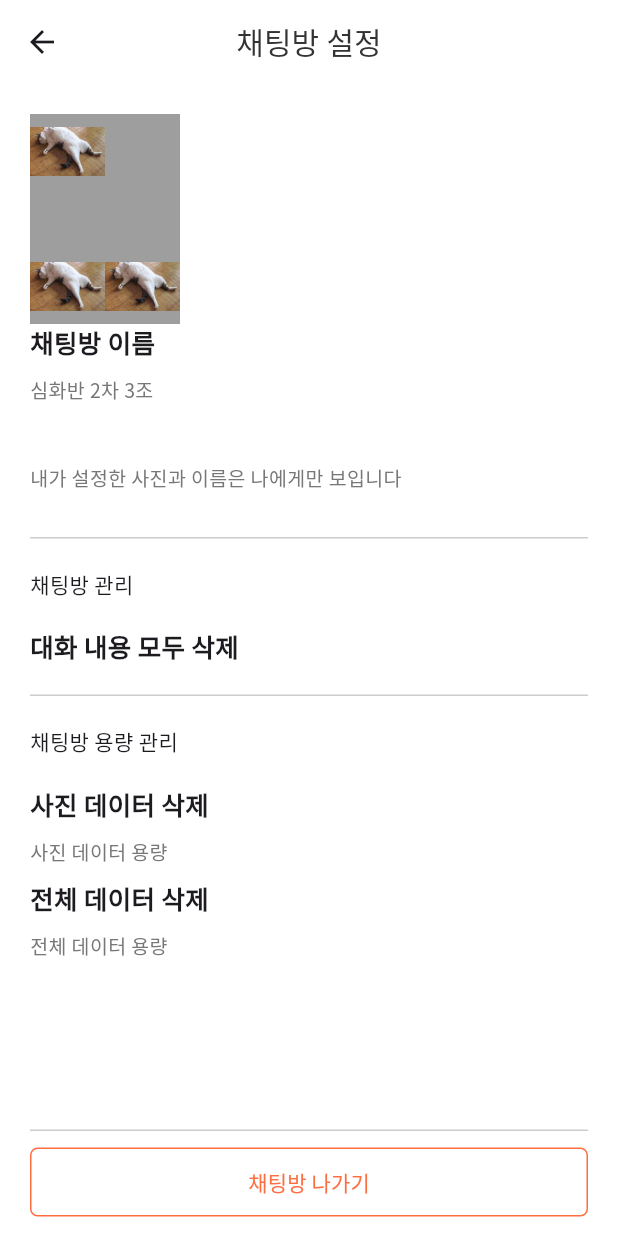
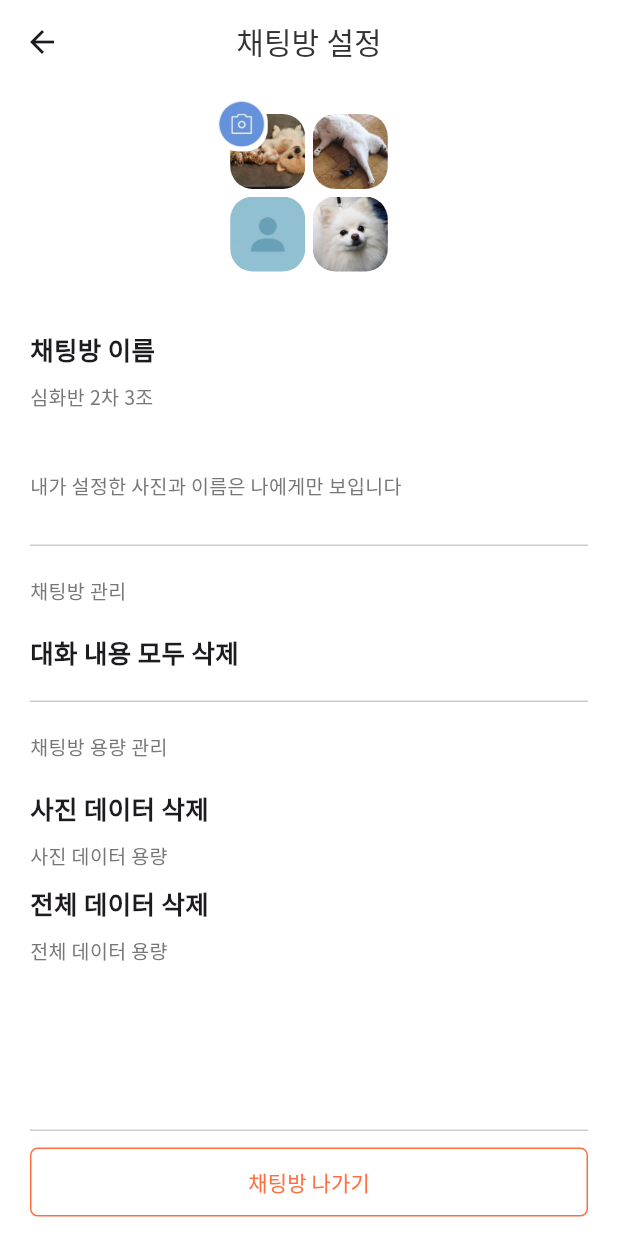
Before and after one commit to heidi505/advanced_secondPJ_team3, a Flutter app: the ChatRoomSettingsPage screen opened directly, on a phone screen of 412 x 824 dp. Run offline on Flutter 3.47's test engine with Material 3 defaults, Android fonts, the phone set to English and light mode, and no system bars; our stand-ins replace cloud_firestore, dio, firebase_core, firebase_messaging, flutter_local_notifications, flutter_riverpod and 8 more; missing offline and left inert: dart:ffi; accounts and stored records are empty.

Commit message:
세팅메뉴 작업중

```diff
--- /dev/null
+++ b/lib/ui/pages/chat_room/chat_menu/chat_menu_profile_page.dart
@@ -0,0 +1,14 @@
+import 'package:flutter/material.dart';
+
+class ChatRoomProfilePage extends StatelessWidget {
+  const ChatRoomProfilePage({super.key});
+
+  @override
+  Widget build(BuildContext context) {
+    return Scaffold(
+      appBar: AppBar(
+        title: Text,
+      ),
+    );
+  }
+}
--- a/lib/ui/pages/chat_room/chat_menu/chat_menu_settings_page.dart
+++ b/lib/ui/pages/chat_room/chat_menu/chat_menu_settings_page.dart
@@ -1,4 +1,5 @@
 import 'package:flutter/material.dart';
+import 'package:flutter_svg/flutter_svg.dart';
 import 'package:team3_kakao/_core/constants/color.dart';
 import 'package:team3_kakao/_core/constants/size.dart';
 import 'package:team3_kakao/ui/pages/chat_room/widgets/chat_menu_sub.dart';
@@ -16,61 +17,15 @@ class ChatRoomSettingsPage extends StatelessWidget {
         ),
         body: Padding(
           padding: const EdgeInsets.only(
-              top: mediumGap,
+              top: smallGap,
               left: mediumGap,
               right: mediumGap,
               bottom: xsmallGap),
           child: Column(
             crossAxisAlignment: CrossAxisAlignment.start,
             children: [
-              Container(
-                height: 140,
-                child: Container(
-                  width: 100,
-                  height: 100,
-                  color: Colors.grey,
-                  child: Stack(
-                    children: [
-                      Positioned(
-                        top: 0,
-                        left: 0,
-                        child: Image.asset(
-                          "assets/images/cat.jpg",
-                          width: 50,
-                          height: 50,
-                        ),
-                      ),
-                      Positioned(
-                        top: 0,
-                        left: 0,
-                        child: Image.asset(
-                          "assets/images/cat.jpg",
-                          width: 50,
-                          height: 50,
-                        ),
-                      ),
-                      Positioned(
-                        bottom: 0,
-                        left: 0,
-                        child: Image.asset(
-                          "assets/images/cat.jpg",
-                          width: 50,
-                          height: 50,
-                        ),
-                      ),
-                      Positioned(
-                        bottom: 0,
-                        right: 0,
-                        child: Image.asset(
-                          "assets/images/cat.jpg",
-                          width: 50,
-                          height: 50,
-                        ),
-                      )
-                    ],
-                  ),
-                ),
-              ),
+              ChatSettingsProfile(),
+              SizedBox(height: 30),
               BoldText(text: "채팅방 이름"),
               InfoText(text: "심화반 2차 3조"),
               SizedBox(height: 20),
--- a/lib/ui/pages/chat_room/widgets/chat_menu_sub.dart
+++ b/lib/ui/pages/chat_room/widgets/chat_menu_sub.dart
@@ -1,7 +1,8 @@
-
+import 'package:flutter/cupertino.dart';
 import 'package:flutter/material.dart';
 import 'package:team3_kakao/_core/constants/color.dart';
 import 'package:team3_kakao/_core/constants/size.dart';
+import 'package:team3_kakao/ui/pages/chat_room/chat_menu/chat_menu_profile_page.dart';
 
 class InfoText extends StatelessWidget {
   String text;
@@ -31,7 +32,8 @@ class FormLineText extends StatelessWidget {
       ),
       child: Padding(
         padding: EdgeInsets.symmetric(vertical: 20),
-        child: Text("$text"),
+        child:
+        Text("$text", style: TextStyle(fontSize: 13, color: basicColorB7)),
       ),
     );
   }
@@ -67,3 +69,110 @@ class LogoutButton extends StatelessWidget {
     );
   }
 }
+
+// 채팅방 설정 - 채팅방 이미지 설정
+class ChatSettingsProfile extends StatelessWidget {
+  const ChatSettingsProfile({
+    super.key,
+  });
+
+  @override
+  Widget build(BuildContext context) {
+    return Row(
+      mainAxisAlignment: MainAxisAlignment.center,
+      children: [
+        Container(
+          height: 125,
+          width: 125,
+          child: Container(
+            child: Stack(
+              children: [
+                // 각 포지션마다 유저 프로필 들어감.
+                Positioned(
+                  top: smallGap,
+                  left: smallGap,
+                  child: Container(
+                    width: 50,
+                    height: 50,
+                    child: ClipRRect(
+                      borderRadius: BorderRadius.circular(15),
+                      child: Image.asset(
+                        "assets/images/catdog.jpg",
+                        fit: BoxFit.cover,
+                      ),
+                    ),
+                  ),
+                ),
+                Positioned(
+                  top: smallGap,
+                  right: smallGap,
+                  child: Container(
+                    width: 50,
+                    height: 50,
+                    child: ClipRRect(
+                      borderRadius: BorderRadius.circular(15),
+                      child: Image.asset(
+                        "assets/images/cat.jpg",
+                        fit: BoxFit.cover,
+                      ),
+                    ),
+                  ),
+                ),
+                Positioned(
+                  bottom: smallGap,
+                  left: smallGap,
+                  child: ClipRRect(
+                    borderRadius: BorderRadius.circular(15),
+                    child: Container(
+                      width: 50,
+                      height: 50,
+                      child: Image.asset(
+                        "assets/images/basic_img.jpeg",
+                        fit: BoxFit.cover,
+                      ),
+                    ),
+                  ),
+                ),
+                Positioned(
+                  bottom: smallGap,
+                  right: smallGap,
+                  child: ClipRRect(
+                    borderRadius: BorderRadius.circular(15),
+                    child: Container(
+                      width: 50,
+                      height: 50,
+                      child: Image.asset(
+                        "assets/images/dog.jpg",
+                        fit: BoxFit.cover,
+                      ),
+                    ),
+                  ),
+                ),
+                // 유저프로필 대신 원하는 프사로 바꿀수 있음.
+                GestureDetector(
+                  onTap: () {
+                    Navigator.push(context,
+                      MaterialPageRoute(builder: (context) => ChatRoomProfilePage()),
+                    );
+                  },
+                  child: Positioned(
+                    bottom: 0,
+                    right: 0,
+                    child: ClipRRect(
+                      borderRadius: BorderRadius.circular(15),
+                      child: Image.asset(
+                        "assets/icons/chat_menu_icon_02.png",
+                        width: 35,
+                        height: 35,
+                      ),
+                    ),
+                  ),
+                )
+              ],
+            ),
+          ),
+        ),
+      ],
+    );
+  }
+}
```
